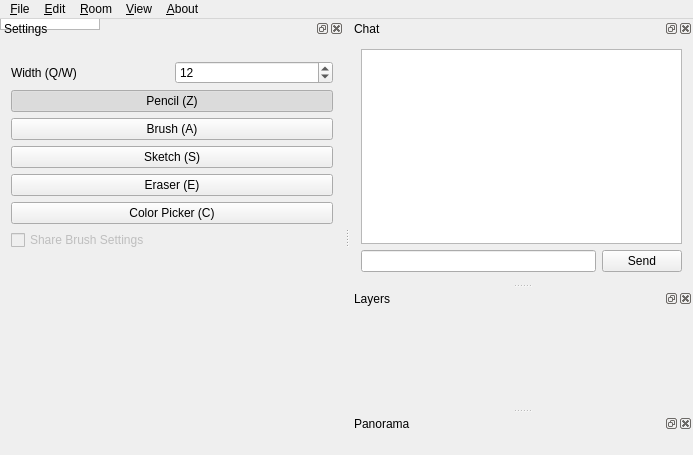
The window that widgets/mainwindow.ui (liuyanghejerry/painttyWidget) describes before a commit, drawn with Qt 5.
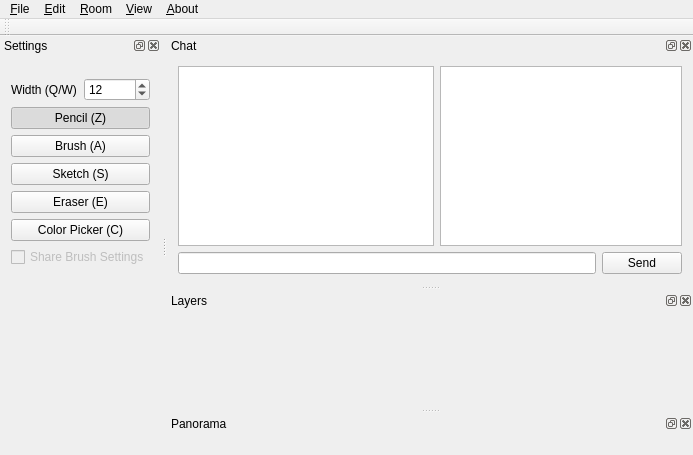
The same window after the commit. Custom widgets are drawn as their Qt base class.

Patch:
```diff
--- a/widgets/mainwindow.ui
+++ b/widgets/mainwindow.ui
@@ -188,8 +188,8 @@
     <number>2</number>
    </attribute>
    <widget class="QWidget" name="dockWidgetContents_2">
-    <layout class="QVBoxLayout" name="verticalLayout">
-     <item>
+    <layout class="QGridLayout" name="gridLayout">
+     <item row="0" column="0">
       <widget class="QTextEdit" name="textEdit">
        <property name="readOnly">
         <bool>true</bool>
@@ -199,7 +199,17 @@
        </property>
       </widget>
      </item>
-     <item>
+     <item row="0" column="1">
+      <widget class="MemberListWidget" name="listWidget">
+       <property name="sizePolicy">
+        <sizepolicy hsizetype="Expanding" vsizetype="Expanding">
+         <horstretch>1</horstretch>
+         <verstretch>0</verstretch>
+        </sizepolicy>
+       </property>
+      </widget>
+     </item>
+     <item row="1" column="0" colspan="2">
       <layout class="QHBoxLayout" name="horizontalLayout">
        <item>
         <widget class="QLineEdit" name="lineEdit">
@@ -329,6 +339,17 @@
     </layout>
    </widget>
   </widget>
+  <widget class="QToolBar" name="toolBar">
+   <property name="windowTitle">
+    <string>toolBar</string>
+   </property>
+   <attribute name="toolBarArea">
+    <enum>TopToolBarArea</enum>
+   </attribute>
+   <attribute name="toolBarBreak">
+    <bool>false</bool>
+   </attribute>
+  </widget>
   <action name="actionExport_All">
    <property name="text">
     <string>Export All to File</string>
@@ -446,6 +467,11 @@
    <extends>QGraphicsView</extends>
    <header>canvascontainer.h</header>
   </customwidget>
+  <customwidget>
+   <class>MemberListWidget</class>
+   <extends>QListWidget</extends>
+   <header>memberlistwidget.h</header>
+  </customwidget>
  </customwidgets>
  <resources/>
  <connections/>
```
